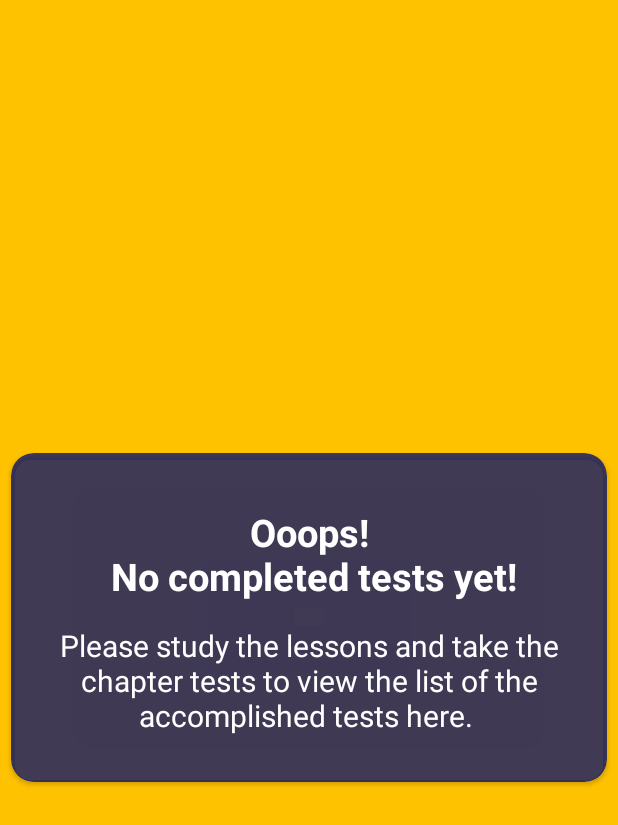
After one commit to emconcepcion/driverPH_TruckerLearningPH, an Android app: the TestListUnavailable screen opened directly, with no data from a screen before it, on a phone screen of 412 x 824 dp. The commit adds this screen. Shown: the top 825 px of the screen. Run offline under Robolectric (Android 15) with nearby library versions, the phone set to English and light mode, and no system bars; network calls fail.

```diff
--- a/app/src/main/java/com/cav/quizinstructions/QuizActivity.java
+++ b/app/src/main/java/com/cav/quizinstructions/QuizActivity.java
@@ -144,7 +144,7 @@ public class QuizActivity extends AppCompatActivity {
         questionList = dbHelper.getAllQuestions();
         questionCountTotal = (questionList.size() - 2);
         FYAlgoShuffle(questionList);
-        timer();
+//        timer();
         SharedPreferences sp = getApplicationContext().getSharedPreferences("mySavedAttempt", Context.MODE_PRIVATE);
         String myEmail = sp.getString("email", "");
         textViewEmail.setText(myEmail);
--- /dev/null
+++ b/app/src/main/java/com/cav/quizinstructions/TestListUnavailable.java
@@ -0,0 +1,27 @@
+package com.cav.quizinstructions;
+
+import androidx.appcompat.app.AppCompatActivity;
+
+import android.content.Intent;
+import android.os.Bundle;
+import android.view.View;
+import android.widget.Button;
+
+public class TestListUnavailable extends AppCompatActivity {
+
+    Button goToMyLessons;
+
+    @Override
+    protected void onCreate(Bundle savedInstanceState) {
+        super.onCreate(savedInstanceState);
+        setContentView(R.layout.activity_test_list_unavailable);
+
+//        goToMyLessons = findViewById(R.id.goToMyLessons_btn);
+//        goToMyLessons.setOnClickListener(new View.OnClickListener() {
+//            @Override
+//            public void onClick(View v) {
+//                startActivity(new Intent(TestListUnavailable.this, Dashboard.class));
+//            }
+//        });
+    }
+}
--- /dev/null
+++ b/app/src/main/res/layout/activity_test_list_unavailable.xml
@@ -0,0 +1,107 @@
+<?xml version="1.0" encoding="utf-8"?>
+<RelativeLayout xmlns:android="http://schemas.android.com/apk/res/android"
+    xmlns:app="http://schemas.android.com/apk/res-auto"
+    android:layout_width="match_parent"
+    android:layout_height="match_parent"
+    android:gravity="center"
+    android:background="@color/yellow">
+
+
+    <androidx.cardview.widget.CardView
+        android:layout_width="match_parent"
+        android:layout_height="wrap_content"
+        android:layout_alignParentStart="true"
+        android:layout_alignParentLeft="true"
+        android:layout_alignParentTop="true"
+        android:layout_margin="7dp"
+        app:cardBackgroundColor="@color/scoreRes"
+        android:id="@+id/cardView_viewScore"
+        app:cardCornerRadius="15dp">
+
+        <LinearLayout
+            android:id="@+id/linearLayout_score"
+            android:layout_width="match_parent"
+            android:layout_height="wrap_content"
+            android:orientation="vertical">
+
+            <LinearLayout
+                android:layout_width="match_parent"
+                android:layout_height="wrap_content"
+                android:layout_marginTop="25dp"
+                android:layout_marginBottom="25dp"
+                android:orientation="vertical">
+
+                <TextView
+                    android:id="@+id/passed_failed"
+                    android:layout_width="match_parent"
+                    android:layout_height="wrap_content"
+                    android:layout_marginLeft="20dp"
+                    android:layout_marginTop="10dp"
+                    android:layout_marginRight="20dp"
+                    android:gravity="center_horizontal"
+                    android:text="Ooops!\n No completed tests yet!"
+                    android:textAlignment="center"
+                    android:textColor="#FFFFFF"
+                    android:textSize="25sp"
+                    android:textStyle="bold" />
+
+
+                <TextView
+                    android:id="@+id/your_score_is"
+                    android:layout_width="match_parent"
+                    android:layout_height="wrap_content"
+                    android:layout_marginLeft="20dp"
+                    android:layout_marginTop="15dp"
+                    android:layout_marginRight="20dp"
+                    android:layout_marginBottom="5dp"
+                    android:gravity="center_horizontal"
+                    android:text="Please study the lessons and take the chapter tests to view the list of the accomplished tests here. "
+                    android:textAlignment="center"
+                    android:textColor="#FFFFFF"
+                    android:textSize="20sp"/>
+
+                <LinearLayout
+                    android:layout_width="match_parent"
+                    android:layout_height="wrap_content"
+                    android:gravity="center_horizontal"
+                    android:orientation="horizontal">
+
+<!--                    <TextView-->
+<!--                        android:id="@+id/show_my_score"-->
+<!--                        android:layout_width="wrap_content"-->
+<!--                        android:layout_height="wrap_content"-->
+<!--                        android:text="Let's start!"-->
+<!--                        android:textColor="#FFFFFF"-->
+<!--                        android:textSize="35sp" />-->
+
+
+                </LinearLayout>
+
+
+<!--                <LinearLayout-->
+<!--                    android:layout_width="match_parent"-->
+<!--                    android:layout_height="wrap_content"-->
+<!--                    android:layout_marginHorizontal="20dp"-->
+<!--                    android:orientation="horizontal"-->
+<!--                    android:clickable="true">-->
+
+<!--                    <Button-->
+<!--                        android:id="@+id/goToMyLessons_btn"-->
+<!--                        android:layout_width="0dp"-->
+<!--                        android:layout_height="wrap_content"-->
+<!--                        android:layout_marginTop="10dp"-->
+<!--                        android:layout_marginBottom="10dp"-->
+<!--                        android:layout_weight="1"-->
+<!--                        android:background="@drawable/custom_button_exit_quiz_no"-->
+<!--                        android:clickable="true"-->
+<!--                        android:text="Go to My Lessons"-->
+<!--                        android:textAllCaps="false"-->
+<!--                        android:textSize="18sp"-->
+<!--                        android:textStyle="bold" />-->
+
+<!--                </LinearLayout>-->
+            </LinearLayout>
+        </LinearLayout>
+    </androidx.cardview.widget.CardView>
+
+</RelativeLayout>
```
Also changed, not shown: app/src/main/java/com/cav/quizinstructions/Basic_Content.java (added, +113 -0 lines), app/src/main/java/com/cav/quizinstructions/Config5.java (added, +7 -0 lines), app/src/main/java/com/cav/quizinstructions/Constants.java (added, +8 -0 lines), app/src/main/java/com/cav/quizinstructions/CustomAdapter.java (added, +70 -0 lines), app/src/main/java/com/cav/quizinstructions/MyScoresServer.java (added, +78 -0 lines), app/src/main/java/com/cav/quizinstructions/SummarizedScoresServer.java (added, +119 -0 lines), app/src/main/res/layout/activity_basic__content.xml (added, +22 -0 lines), app/src/main/res/layout/activity_summarized_scores_server.xml (added, +49 -0 lines), app/src/main/res/layout/my_list.xml (added, +13 -0 lines), app/src/main/res/layout/summary_list_view.xml (added, +83 -0 lines), app/src/main/res/drawable/passed.PNG (added), 1 other file.
